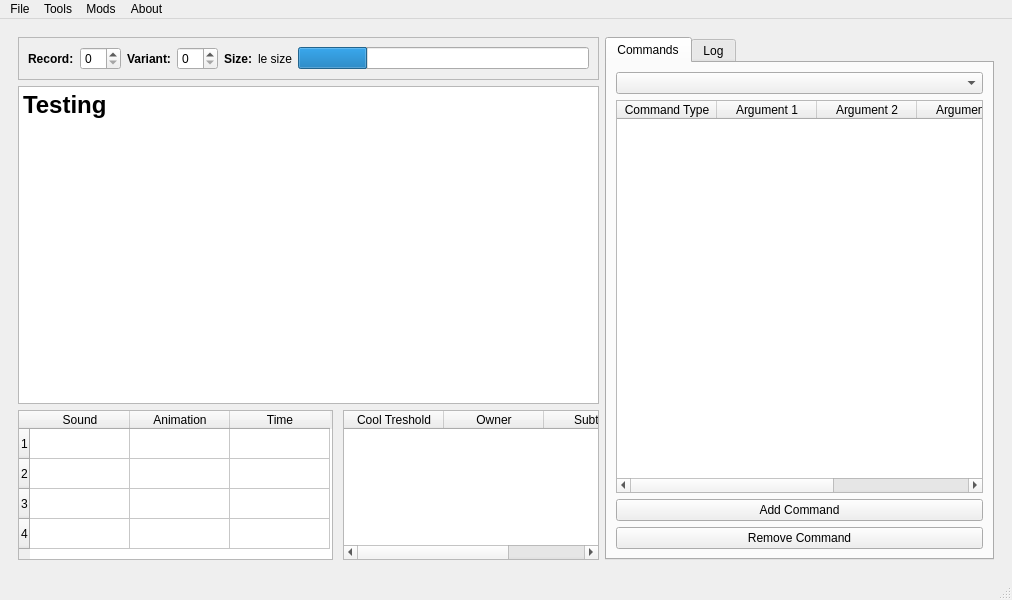
This is neobes.ui in Dhterech/neobes-gui as Qt 5 draws it before an edit. The edited form follows.
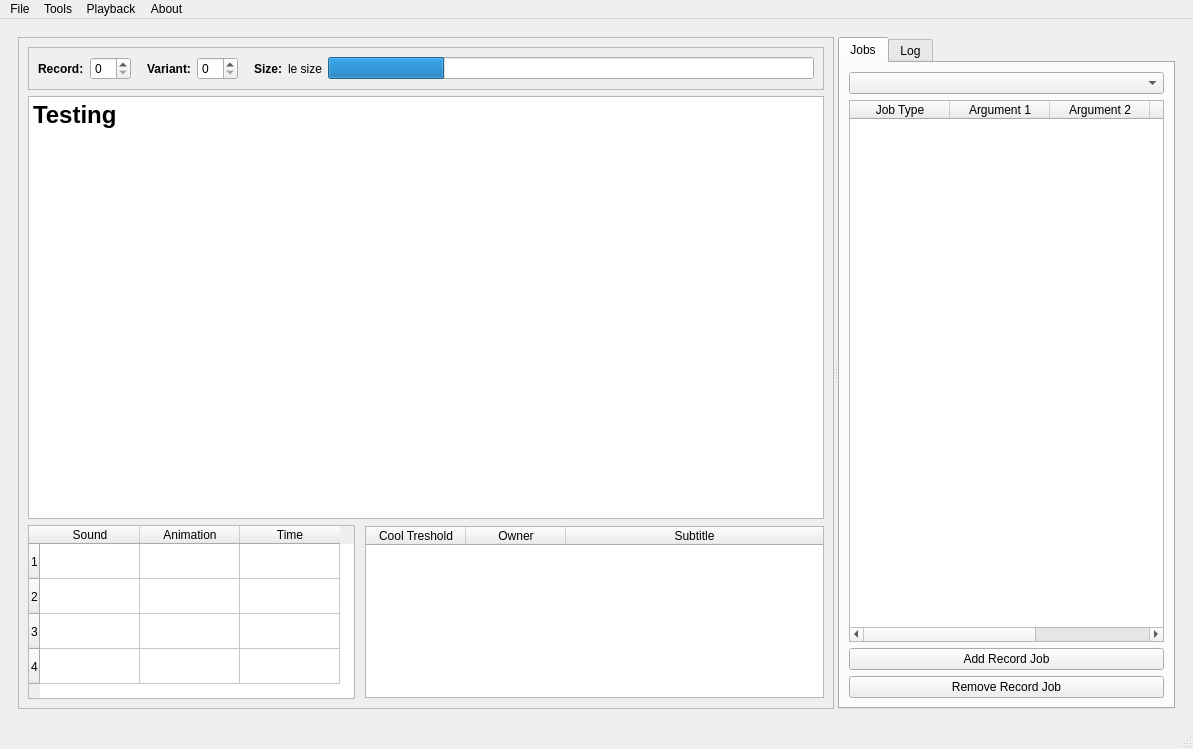
This is the edited form. Icons and pictures are not drawn.

The edit to the form file:
```diff
--- a/neobes.ui
+++ b/neobes.ui
@@ -6,10 +6,16 @@
    <rect>
     <x>0</x>
     <y>0</y>
-    <width>1012</width>
-    <height>600</height>
+    <width>1193</width>
+    <height>749</height>
    </rect>
   </property>
+  <property name="sizePolicy">
+   <sizepolicy hsizetype="Preferred" vsizetype="Minimum">
+    <horstretch>0</horstretch>
+    <verstretch>0</verstretch>
+   </sizepolicy>
+  </property>
   <property name="windowTitle">
    <string>NeoBES</string>
   </property>
@@ -247,9 +253,20 @@
        </layout>
       </widget>
       <widget class="QWidget" name="editorMain">
-       <layout class="QHBoxLayout" name="horizontalLayout_2">
+       <layout class="QVBoxLayout" name="verticalLayout_5">
         <item>
-         <layout class="QVBoxLayout" name="mainLayout">
+         <widget class="QSplitter" name="splitter">
+          <property name="orientation">
+           <enum>Qt::Orientation::Horizontal</enum>
+          </property>
+          <widget class="QFrame" name="frame_2">
+           <property name="frameShape">
+            <enum>QFrame::Shape::StyledPanel</enum>
+           </property>
+           <property name="frameShadow">
+            <enum>QFrame::Shadow::Raised</enum>
+           </property>
+           <layout class="QVBoxLayout" name="verticalLayout_3">
           <item>
            <widget class="QFrame" name="frame">
             <property name="frameShape">
@@ -274,6 +291,22 @@
              <item>
               <widget class="QSpinBox" name="recordInput"/>
              </item>
+               <item>
+                <spacer name="horizontalSpacer">
+                 <property name="orientation">
+                  <enum>Qt::Orientation::Horizontal</enum>
+                 </property>
+                 <property name="sizeType">
+                  <enum>QSizePolicy::Policy::Minimum</enum>
+                 </property>
+                 <property name="sizeHint" stdset="0">
+                  <size>
+                   <width>10</width>
+                   <height>20</height>
+                  </size>
+                 </property>
+                </spacer>
+               </item>
              <item>
               <widget class="QLabel" name="variantsLabel">
                <property name="font">
@@ -289,6 +322,22 @@
              <item>
               <widget class="QSpinBox" name="variantInput"/>
              </item>
+               <item>
+                <spacer name="horizontalSpacer_2">
+                 <property name="orientation">
+                  <enum>Qt::Orientation::Horizontal</enum>
+                 </property>
+                 <property name="sizeType">
+                  <enum>QSizePolicy::Policy::Fixed</enum>
+                 </property>
+                 <property name="sizeHint" stdset="0">
+                  <size>
+                   <width>10</width>
+                   <height>20</height>
+                  </size>
+                 </property>
+                </spacer>
+               </item>
              <item>
               <widget class="QLabel" name="sizeLabel">
                <property name="font">
@@ -328,9 +377,21 @@
            </widget>
           </item>
           <item>
-           <widget class="QTextBrowser" name="textBrowser">
+             <widget class="QTextEdit" name="display">
+              <property name="sizePolicy">
+               <sizepolicy hsizetype="Expanding" vsizetype="Expanding">
+                <horstretch>0</horstretch>
+                <verstretch>0</verstretch>
+               </sizepolicy>
+              </property>
             <property name="focusPolicy">
-             <enum>Qt::NoFocus</enum>
+               <enum>Qt::FocusPolicy::NoFocus</enum>
+              </property>
+              <property name="sizeAdjustPolicy">
+               <enum>QAbstractScrollArea::SizeAdjustPolicy::AdjustToContents</enum>
+              </property>
+              <property name="readOnly">
+               <bool>true</bool>
             </property>
             <property name="markdown">
              <string># Testing
@@ -344,8 +405,14 @@
 hr { height: 1px; border-width: 0; }
 li.unchecked::marker { content: &quot;\2610&quot;; }
 li.checked::marker { content: &quot;\2612&quot;; }
-&lt;/style&gt;&lt;/head&gt;&lt;body style=&quot; font-family:'Sans Serif'; font-size:9pt; font-weight:400; font-style:normal;&quot;&gt;
-&lt;h1 style=&quot; margin-top:18px; margin-bottom:12px; margin-left:0px; margin-right:0px; -qt-block-indent:0; text-indent:0px;&quot;&gt;&lt;span style=&quot; font-size:xx-large; font-weight:700;&quot;&gt;Testing&lt;/span&gt;&lt;/h1&gt;&lt;/body&gt;&lt;/html&gt;</string>
+&lt;/style&gt;&lt;/head&gt;&lt;body style=&quot; font-family:'Noto Sans'; font-size:10pt; font-weight:400; font-style:normal;&quot;&gt;
+&lt;h1 style=&quot; margin-top:18px; margin-bottom:12px; margin-left:0px; margin-right:0px; -qt-block-indent:0; text-indent:0px;&quot;&gt;&lt;span style=&quot; font-family:'Sans Serif'; font-size:9pt; font-weight:700;&quot;&gt;Testing&lt;/span&gt;&lt;/h1&gt;&lt;/body&gt;&lt;/html&gt;</string>
+              </property>
+              <property name="overwriteMode">
+               <bool>false</bool>
+              </property>
+              <property name="textInteractionFlags">
+               <set>Qt::TextInteractionFlag::NoTextInteraction</set>
             </property>
             <property name="placeholderText">
              <string/>
@@ -354,6 +421,12 @@
           </item>
           <item>
            <widget class="QWidget" name="editPanel" native="true">
+              <property name="sizePolicy">
+               <sizepolicy hsizetype="Preferred" vsizetype="Minimum">
+                <horstretch>0</horstretch>
+                <verstretch>0</verstretch>
+               </sizepolicy>
+              </property>
             <property name="minimumSize">
              <size>
               <width>0</width>
@@ -363,13 +436,16 @@
             <property name="maximumSize">
              <size>
               <width>16777215</width>
-              <height>150</height>
+                <height>16777215</height>
              </size>
             </property>
             <layout class="QHBoxLayout" name="horizontalLayout_3">
              <property name="spacing">
               <number>10</number>
              </property>
+               <property name="sizeConstraint">
+                <enum>QLayout::SizeConstraint::SetDefaultConstraint</enum>
+               </property>
              <property name="leftMargin">
               <number>0</number>
              </property>
@@ -385,24 +461,75 @@
              <item>
               <widget class="QTableWidget" name="tableWidget">
                <property name="sizePolicy">
-                <sizepolicy hsizetype="Minimum" vsizetype="Preferred">
+                  <sizepolicy hsizetype="Minimum" vsizetype="Minimum">
                  <horstretch>0</horstretch>
                  <verstretch>0</verstretch>
                 </sizepolicy>
                </property>
+                 <property name="minimumSize">
+                  <size>
+                   <width>0</width>
+                   <height>0</height>
+                  </size>
+                 </property>
                <property name="maximumSize">
                 <size>
-                 <width>315</width>
+                   <width>16777215</width>
                  <height>16777215</height>
                 </size>
                </property>
+                 <property name="autoFillBackground">
+                  <bool>false</bool>
+                 </property>
                <property name="sizeAdjustPolicy">
-                <enum>QAbstractScrollArea::AdjustToContents</enum>
+                  <enum>QAbstractScrollArea::SizeAdjustPolicy::AdjustToContents</enum>
+                 </property>
+                 <property name="showDropIndicator" stdset="0">
+                  <bool>true</bool>
                </property>
                <property name="selectionMode">
-                <enum>QAbstractItemView::SingleSelection</enum>
+                  <enum>QAbstractItemView::SelectionMode::SingleSelection</enum>
+                 </property>
+                 <property name="showGrid">
+                  <bool>true</bool>
+                 </property>
+                 <property name="wordWrap">
+                  <bool>true</bool>
+                 </property>
+                 <property name="cornerButtonEnabled">
+                  <bool>true</bool>
+                 </property>
+                 <property name="rowCount">
+                  <number>4</number>
                </property>
                <attribute name="horizontalHeaderCascadingSectionResizes">
+                  <bool>true</bool>
+                 </attribute>
+                 <attribute name="horizontalHeaderDefaultSectionSize">
+                  <number>100</number>
+                 </attribute>
+                 <attribute name="horizontalHeaderShowSortIndicator" stdset="0">
+                  <bool>false</bool>
+                 </attribute>
+                 <attribute name="horizontalHeaderStretchLastSection">
+                  <bool>false</bool>
+                 </attribute>
+                 <attribute name="verticalHeaderVisible">
+                  <bool>true</bool>
+                 </attribute>
+                 <attribute name="verticalHeaderCascadingSectionResizes">
+                  <bool>false</bool>
+                 </attribute>
+                 <attribute name="verticalHeaderMinimumSectionSize">
+                  <number>22</number>
+                 </attribute>
+                 <attribute name="verticalHeaderDefaultSectionSize">
+                  <number>35</number>
+                 </attribute>
+                 <attribute name="verticalHeaderHighlightSections">
+                  <bool>true</bool>
+                 </attribute>
+                 <attribute name="verticalHeaderStretchLastSection">
                 <bool>false</bool>
                </attribute>
                <row/>
@@ -428,6 +555,21 @@
              </item>
              <item>
               <widget class="QTableWidget" name="lineOptions">
+                 <property name="sizePolicy">
+                  <sizepolicy hsizetype="Expanding" vsizetype="Minimum">
+                   <horstretch>0</horstretch>
+                   <verstretch>0</verstretch>
+                  </sizepolicy>
+                 </property>
+                 <property name="maximumSize">
+                  <size>
+                   <width>16777215</width>
+                   <height>172</height>
+                  </size>
+                 </property>
+                 <property name="sizeAdjustPolicy">
+                  <enum>QAbstractScrollArea::SizeAdjustPolicy::AdjustToContents</enum>
+                 </property>
                <attribute name="horizontalHeaderStretchLastSection">
                 <bool>true</bool>
                </attribute>
@@ -452,12 +594,11 @@
            </widget>
           </item>
          </layout>
-        </item>
-        <item>
+          </widget>
          <widget class="QTabWidget" name="sideTab">
           <property name="maximumSize">
            <size>
-            <width>450</width>
+             <width>16777215</width>
             <height>16777215</height>
            </size>
           </property>
@@ -466,7 +607,7 @@
           </property>
           <widget class="QWidget" name="comTab">
            <attribute name="title">
-            <string>Commands</string>
+             <string>Jobs</string>
            </attribute>
            <layout class="QVBoxLayout" name="verticalLayout">
             <item>
@@ -475,11 +616,14 @@
             <item>
              <widget class="QTableWidget" name="comTable">
               <property name="sizeAdjustPolicy">
-               <enum>QAbstractScrollArea::AdjustIgnored</enum>
-              </property>
+                <enum>QAbstractScrollArea::SizeAdjustPolicy::AdjustIgnored</enum>
+               </property>
+               <attribute name="horizontalHeaderStretchLastSection">
+                <bool>true</bool>
+               </attribute>
               <column>
                <property name="text">
-                <string>Command Type</string>
+                 <string>Job Type</string>
                </property>
               </column>
               <column>
@@ -507,14 +651,20 @@
             <item>
              <widget class="QPushButton" name="pushButton">
               <property name="text">
-               <string>Add Command</string>
+                <string>Add Record Job</string>
+               </property>
+               <property name="icon">
+                <iconset theme="QIcon::ThemeIcon::ListAdd"/>
               </property>
              </widget>
             </item>
             <item>
              <widget class="QPushButton" name="pushButton_2">
               <property name="text">
-               <string>Remove Command</string>
+                <string>Remove Record Job</string>
+               </property>
+               <property name="icon">
+                <iconset theme="QIcon::ThemeIcon::ListRemove"/>
               </property>
              </widget>
             </item>
@@ -531,6 +681,7 @@
            </layout>
           </widget>
          </widget>
+         </widget>
         </item>
        </layout>
       </widget>
@@ -543,8 +694,8 @@
     <rect>
      <x>0</x>
      <y>0</y>
-     <width>1012</width>
-     <height>19</height>
+     <width>1193</width>
+     <height>23</height>
     </rect>
    </property>
    <widget class="QMenu" name="menuFile">
@@ -565,9 +716,9 @@
     <addaction name="actionLink"/>
     <addaction name="actionLink_all_variants"/>
    </widget>
-   <widget class="QMenu" name="menuMods">
+   <widget class="QMenu" name="menuPlayback">
     <property name="title">
-     <string>Mods</string>
+     <string>Playback</string>
     </property>
    </widget>
    <widget class="QMenu" name="menuAbout">
@@ -578,7 +729,7 @@
    </widget>
    <addaction name="menuFile"/>
    <addaction name="menuTools"/>
-   <addaction name="menuMods"/>
+   <addaction name="menuPlayback"/>
    <addaction name="menuAbout"/>
   </widget>
   <widget class="QStatusBar" name="statusbar"/>
```
Left out of the diff: 147 changed lines with no effect on the pictures. Lines whose indentation alone changed are shown as unchanged.
